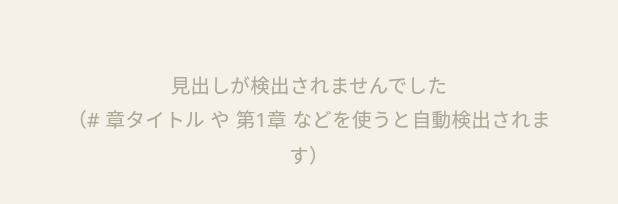
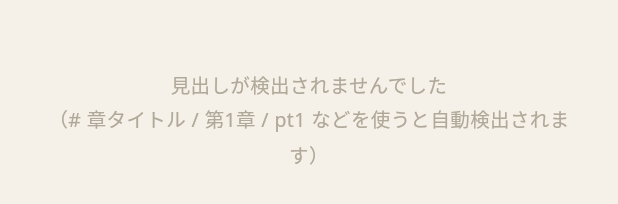
Before and after one commit to omatsu1301-collab/Quiet-Reader, a Flutter app: the _ChaptersSheet widget shown alone on an empty page, opened directly with empty values, on a phone screen of 412 x 824 dp. Shown: the part 300-504 px from the top of the screen. Run offline on Flutter 3.47's test engine with Material 3 defaults, Android fonts, the phone set to English and light mode, and no system bars; our stand-ins replace google_fonts, hive, hive_flutter; accounts and stored records are empty.

Commit message:
Update reader_screen.dart

```diff
--- a/lib/screens/reader_screen.dart
+++ b/lib/screens/reader_screen.dart
@@ -783,10 +783,11 @@ List<_Chapter> _detectChapters(String text) {
   int offset = 0;
 
   final patterns = [
-    RegExp(r'^#{1,3}\s+(.+)$'),                          // Markdown見出し
-    RegExp(r'^第[一二三四五六七八九十百\d]+[章話節部編]\s*(.*)$'),  // 第N章
-    RegExp(r'^[■◆●▶︎【].+'),                             // 記号付き見出し
-    RegExp(r'^\[.+\]$'),                                   // [タイトル]形式
+    RegExp(r'^#{1,3}\s+(.+)$'),                               // Markdown見出し
+    RegExp(r'^第[一二三四五六七八九十百\d]+[章話節部編]\s*(.*)$'),   // 第N章
+    RegExp(r'^(?:pt|PT|Pt|pT)\.?\s*\d+(?:\s+.+)?$'),        // pt1 / pt 1 / pt.1 / pt1 タイトル
+    RegExp(r'^[■◆●▶︎【].+'),                                  // 記号付き見出し
+    RegExp(r'^\[.+\]$'),                                      // [タイトル]形式
   ];
 
   for (final line in lines) {
@@ -879,7 +880,7 @@ class _ChaptersSheetState extends State<_ChaptersSheet> with SingleTickerProvide
               children: [
                 // 章一覧
                 widget.chapters.isEmpty
-                    ? _EmptyTab(message: '見出しが検出されませんでした\n（# 章タイトル や 第1章 などを使うと自動検出されます）')
+                    ? _EmptyTab(message: '見出しが検出されませんでした\n（# 章タイトル / 第1章 / pt1 などを使うと自動検出されます）')
                     : ListView.builder(
                         controller: ctrl,
                         itemCount: widget.chapters.length,
```
